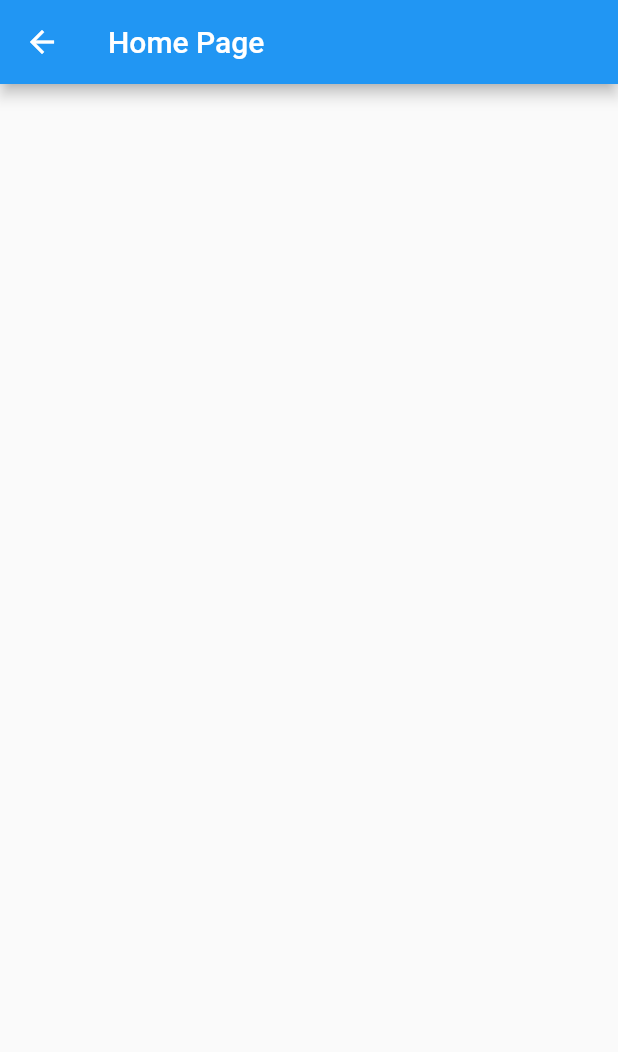
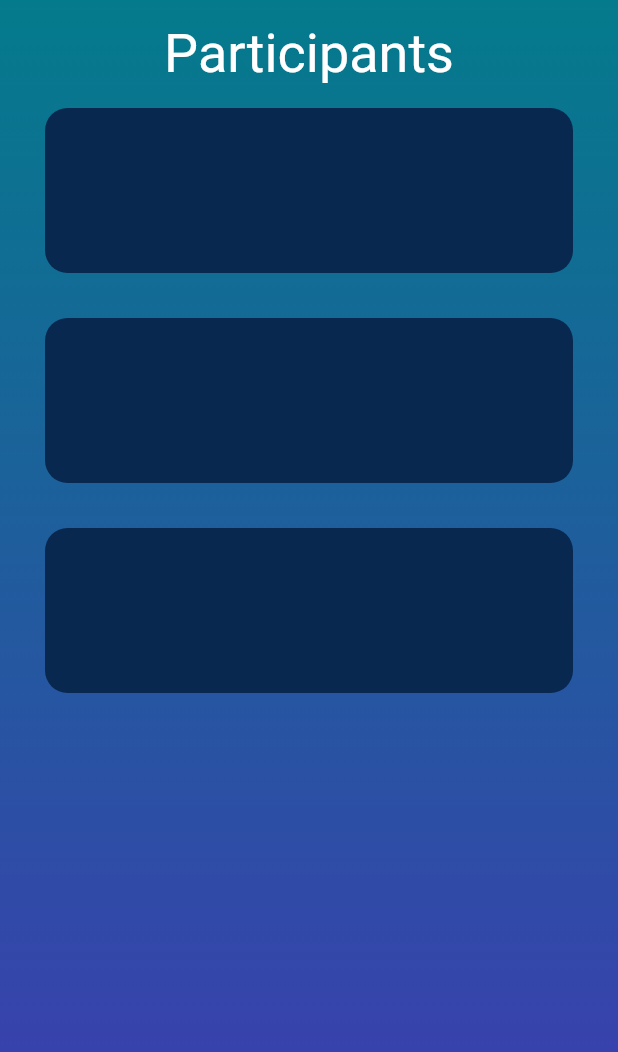
Before and after one commit to IEEE-PESIT-Student-Branch/Kalpana2019JudgingApp-Frontend, a Flutter app: the HomePage screen opened by its route, on a phone screen of 412 x 824 dp. Shown: the top 1052 px of the screen. Run offline on Flutter 3.47's test engine with Material 2 defaults, Android fonts, the phone set to English and light mode, and no system bars.

Commit message:
Judging Home Page Partially Done

```diff
--- a/lib/pages/home.dart
+++ b/lib/pages/home.dart
@@ -4,7 +4,72 @@ class HomePage extends StatelessWidget {
   @override
   Widget build(BuildContext context) {
     return Scaffold(
-      appBar: AppBar(title: Text("Home Page"),),
+      body: Container(
+        decoration: BoxDecoration(
+          gradient: LinearGradient(
+            begin: Alignment.topCenter,
+            end: Alignment.bottomCenter,
+            stops: [0.0, 1.0],
+            colors: [
+              // Colors are easy thanks to Flutter's Colors class.
+              Color(0xFF047B8C),
+              Color(0xFF4138B2),
+            ],
+          ),
+        ),
+        child: SafeArea(
+          child: Padding(
+            padding: const EdgeInsets.only(top: 15),
+            child: Column(
+              children: <Widget>[
+                Center(
+                  child: Text(
+                    "Participants",
+                    style: TextStyle(
+                      fontSize: 36,
+                      color: Colors.white,
+                    ),
+                  ),
+                ),
+                Expanded(
+                  child: ListView(
+                    scrollDirection: Axis.vertical,
+                    children: <Widget>[
+                      Container(
+                        margin:
+                            EdgeInsets.symmetric(horizontal: 30, vertical: 15),
+                        height: 110,
+                        decoration: BoxDecoration(
+                          color: Color(0xFF08284F),
+                          borderRadius: BorderRadius.circular(15),
+                        ),
+                      ),
+                      Container(
+                        margin:
+                            EdgeInsets.symmetric(horizontal: 30, vertical: 15),
+                        height: 110,
+                        decoration: BoxDecoration(
+                          color: Color(0xFF08284F),
+                          borderRadius: BorderRadius.circular(15),
+                        ),
+                      ),
+                      Container(
+                        margin:
+                            EdgeInsets.symmetric(horizontal: 30, vertical: 15),
+                        height: 110,
+                        decoration: BoxDecoration(
+                          color: Color(0xFF08284F),
+                          borderRadius: BorderRadius.circular(15),
+                        ),
+                      ),
+                    ],
+                  ),
+                ),
+              ],
+            ),
+          ),
+        ),
+      ),
     );
   }
 }
```
Also changed, not shown: pubspec.lock, 1 other file.
